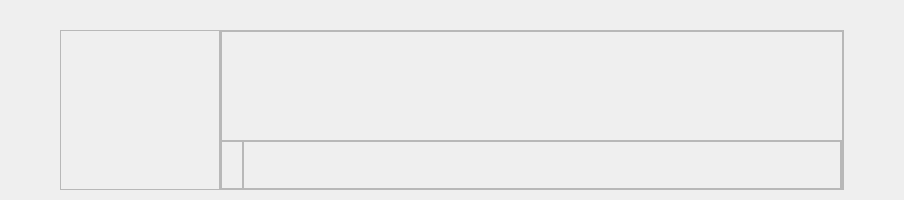
This is CaX/widget/formTop/infotracks.ui in fsest4u/CaX_03 as Qt 5 draws it before an edit. The edited form follows.
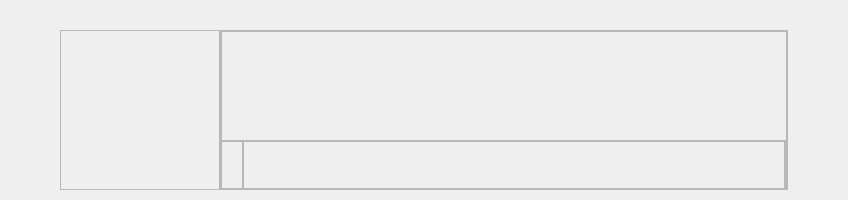
This is the edited form.

Patch:
```diff
--- a/CaX/widget/formTop/infotracks.ui
+++ b/CaX/widget/formTop/infotracks.ui
@@ -6,7 +6,7 @@
    <rect>
     <x>0</x>
     <y>0</y>
-    <width>904</width>
+    <width>848</width>
     <height>200</height>
    </rect>
   </property>
```
